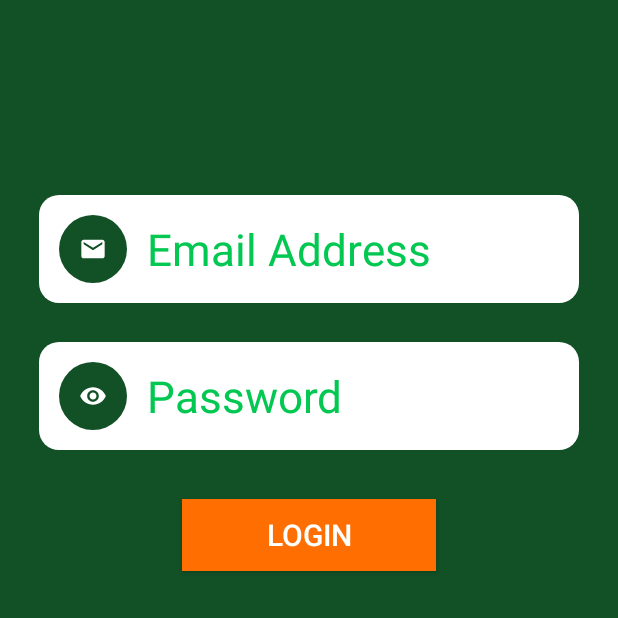
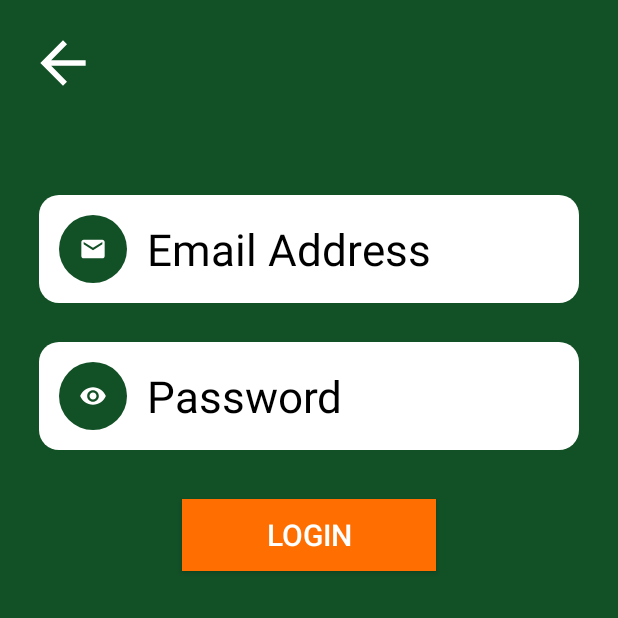
Before and after one commit to phpexpert12345/KioskApp, an Android app: the LoginActivity screen opened directly, with no data from a screen before it, on a phone screen of 412 x 824 dp, the top half of it. Run offline under Robolectric (Android 15) with nearby library versions, the phone set to English and light mode, and no system bars; our stand-ins replace sdp/ssp sizes; network calls fail.

Commit message:
fixed customer info and login screen issues

```diff
--- a/app/src/main/java/com/phpexperts/kioskapp/Activities/LoginActivity.kt
+++ b/app/src/main/java/com/phpexperts/kioskapp/Activities/LoginActivity.kt
@@ -42,6 +42,9 @@
             else {
                 getToken()
             }
+        }
+        img_back.setOnClickListener {
+            finish()
         }
 //        getToken()
 
--- /dev/null
+++ b/app/src/main/res/drawable/ic_back.xml
@@ -0,0 +1,5 @@
+<vector android:autoMirrored="true" android:height="24dp"
+    android:tint="#FFFFFF" android:viewportHeight="24"
+    android:viewportWidth="24" android:width="24dp" xmlns:android="http://schemas.android.com/apk/res/android">
+    <path android:fillColor="@android:color/white" android:pathData="M20,11H7.83l5.59,-5.59L12,4l-8,8 8,8 1.41,-1.41L7.83,13H20v-2z"/>
+</vector>
--- a/app/src/main/res/layout-sw600dp/layout_login.xml
+++ b/app/src/main/res/layout-sw600dp/layout_login.xml
@@ -2,6 +2,12 @@
 <RelativeLayout xmlns:android="http://schemas.android.com/apk/res/android"
     android:layout_width="match_parent" android:layout_height="match_parent"
     android:background="@color/info_background">
+    <ImageView
+        android:layout_width="@dimen/_35sdp"
+        android:layout_height="@dimen/_35sdp"
+        android:layout_margin="@dimen/_15sdp"
+        android:id="@+id/img_back"
+        android:src="@drawable/ic_back"/>
     <LinearLayout
         android:layout_width="match_parent"
         android:layout_height="wrap_content"
@@ -33,7 +39,7 @@
             android:layout_gravity="center"
             android:id="@+id/edit_email"
             android:hint="@string/email"
-            android:textColorHint="@color/hint_color"
+            android:textColorHint="@color/black"
             android:layout_marginStart="@dimen/_10sdp"
             android:background="@null"
             />
@@ -70,7 +76,7 @@
             android:inputType="textPassword"
             android:maxLines="1"
             android:maxLength="10"
-            android:textColorHint="@color/hint_color"
+            android:textColorHint="@color/black"
             android:layout_marginStart="@dimen/_10sdp"
             android:background="@null"
             />
--- a/app/src/main/res/layout-sw720dp/layout_login.xml
+++ b/app/src/main/res/layout-sw720dp/layout_login.xml
@@ -2,6 +2,12 @@
 <RelativeLayout xmlns:android="http://schemas.android.com/apk/res/android"
     android:layout_width="match_parent" android:layout_height="match_parent"
     android:background="@color/info_background">
+    <ImageView
+        android:layout_width="@dimen/_35sdp"
+        android:layout_height="@dimen/_35sdp"
+        android:layout_margin="@dimen/_15sdp"
+        android:id="@+id/img_back"
+        android:src="@drawable/ic_back"/>
     <LinearLayout
         android:layout_width="match_parent"
         android:layout_height="wrap_content"
@@ -33,7 +39,7 @@
             android:layout_gravity="center"
             android:id="@+id/edit_email"
             android:hint="@string/email"
-            android:textColorHint="@color/hint_color"
+            android:textColorHint="@color/black"
             android:layout_marginStart="@dimen/_10sdp"
             android:background="@null"
             />
@@ -70,7 +76,7 @@
             android:inputType="textPassword"
             android:maxLines="1"
             android:maxLength="10"
-            android:textColorHint="@color/hint_color"
+            android:textColorHint="@color/black"
             android:layout_marginStart="@dimen/_10sdp"
             android:background="@null"
             />
--- a/app/src/main/res/layout/layout_login.xml
+++ b/app/src/main/res/layout/layout_login.xml
@@ -2,6 +2,13 @@
 <RelativeLayout xmlns:android="http://schemas.android.com/apk/res/android"
     android:layout_width="match_parent" android:layout_height="match_parent"
     android:background="@color/info_background">
+    <ImageView
+        android:layout_width="@dimen/_35sdp"
+        android:layout_height="@dimen/_35sdp"
+        android:layout_margin="@dimen/_15sdp"
+        android:id="@+id/img_back"
+        android:src="@drawable/ic_back"/>
+
     <LinearLayout
         android:layout_width="match_parent"
         android:layout_height="wrap_content"
@@ -33,7 +40,7 @@
             android:layout_gravity="center"
             android:id="@+id/edit_email"
             android:hint="@string/email"
-            android:textColorHint="@color/hint_color"
+            android:textColorHint="@color/black"
             android:layout_marginStart="@dimen/_10sdp"
             android:background="@null"
             />
@@ -70,7 +77,7 @@
             android:inputType="textPassword"
             android:maxLines="1"
             android:maxLength="10"
-            android:textColorHint="@color/hint_color"
+            android:textColorHint="@color/black"
             android:layout_marginStart="@dimen/_10sdp"
             android:background="@null"
             />
```
Also changed, not shown: app/src/main/java/com/phpexperts/kioskapp/Activities/CustomerInfoActivity.kt (+4 -4 lines), app/src/main/res/layout-sw600dp/customer_info.xml (+16 -2 lines), app/src/main/res/layout-sw720dp/customer_info.xml (+16 -2 lines), app/src/main/res/layout/customer_info.xml (+16 -2 lines), app/src/main/res/values/strings.xml (+4 -3 lines).
